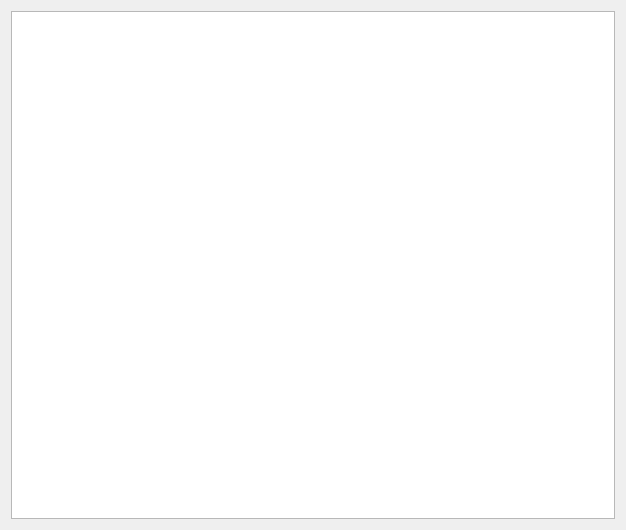
Above: ui/IntersectionWidget.ui from dpietruchowski/smart-intersections before the change. Below: the same form after it.
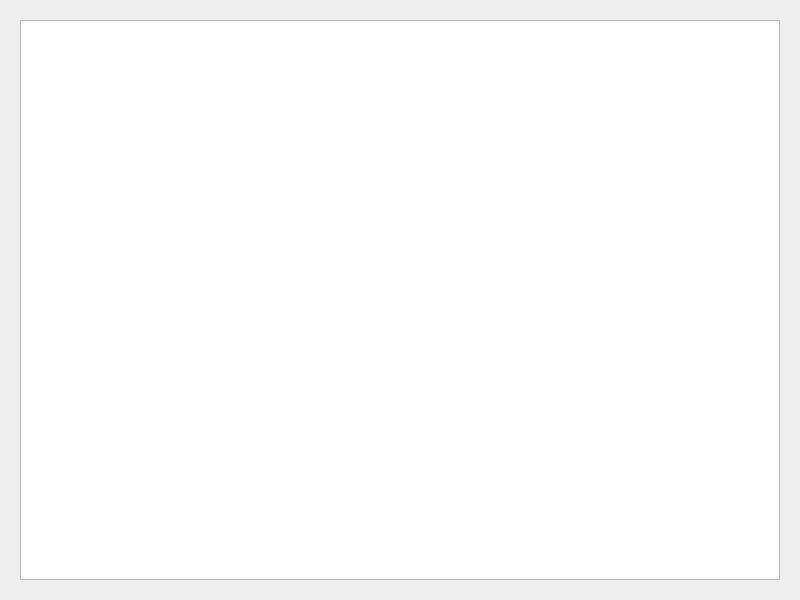
That is the form after the change.

What changed in the file:
```diff
--- a/ui/IntersectionWidget.ui
+++ b/ui/IntersectionWidget.ui
@@ -6,16 +6,37 @@
    <rect>
     <x>0</x>
     <y>0</y>
-    <width>626</width>
-    <height>530</height>
+    <width>800</width>
+    <height>600</height>
    </rect>
   </property>
+  <property name="minimumSize">
+   <size>
+    <width>800</width>
+    <height>600</height>
+   </size>
+  </property>
   <property name="windowTitle">
    <string>New Intersection</string>
   </property>
   <layout class="QHBoxLayout" name="horizontalLayout">
    <item>
-    <widget class="QGraphicsView" name="graphicsView"/>
+    <widget class="QStackedWidget" name="stackedWidget">
+     <widget class="QWidget" name="pageGraphics">
+      <layout class="QGridLayout" name="gridLayout">
+       <item row="0" column="0">
+        <widget class="QGraphicsView" name="graphicsView"/>
+       </item>
+      </layout>
+     </widget>
+     <widget class="QWidget" name="pageEditor">
+      <layout class="QGridLayout" name="gridLayout_2">
+       <item row="0" column="0">
+        <widget class="QTextEdit" name="textEdit"/>
+       </item>
+      </layout>
+     </widget>
+    </widget>
    </item>
   </layout>
  </widget>
```
